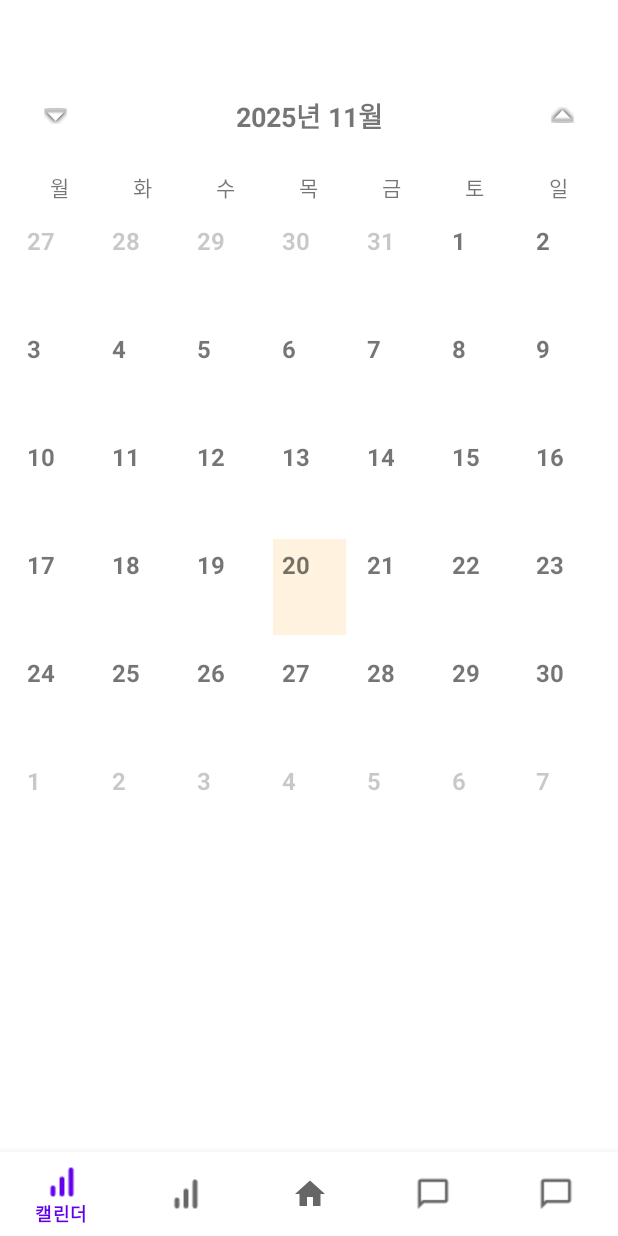
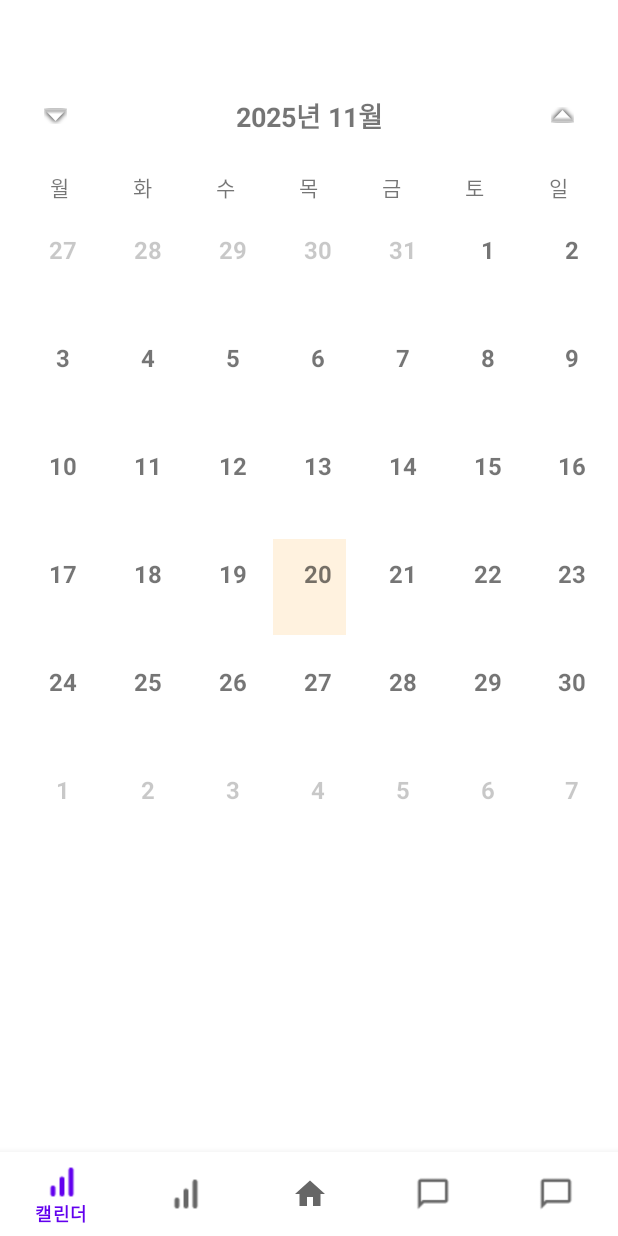
Before and after one commit to JL-KHANZ/2025_2_7_mobile_programming, an Android app: the CalendarFragment screen opened through its navigation route, on a phone screen of 412 x 824 dp. Run offline under Robolectric (Android 15) with nearby library versions, the light colour scheme and no system bars; our stand-ins replace navigation-ui.

```diff
--- a/app/src/main/java/com/example/mobile_programming_2025_2/ui/calendar/CalendarFragment.java
+++ b/app/src/main/java/com/example/mobile_programming_2025_2/ui/calendar/CalendarFragment.java
@@ -125,12 +125,13 @@ public class CalendarFragment extends Fragment {
                     c.get(Calendar.YEAR),
                     c.get(Calendar.MONTH),
                     c.get(Calendar.DAY_OF_MONTH),
-                    false
+                    false,
+                    null
             ));
         }
 
         for(int d = 1; d <= daysInMonth; d++) {
-            list.add(new DayCell(year, month, d, true));
+            list.add(new DayCell(year, month, d, true, null));
         }
 
         int totalCells = 42;
@@ -145,7 +146,8 @@ public class CalendarFragment extends Fragment {
                     c.get(Calendar.YEAR),
                     c.get(Calendar.MONTH),
                     c.get(Calendar.DAY_OF_MONTH),
-                    false
+                    false,
+                    null
             ));
         }
         return list;
@@ -156,12 +158,14 @@ public class CalendarFragment extends Fragment {
         int month;
         int day;
         boolean isCurrentMonth;
+        String emotion;
 
-        DayCell(int year, int month, int day, boolean isCurrentMonth) {
+        DayCell(int year, int month, int day, boolean isCurrentMonth, String emotion) {
             this.year = year;
             this.month = month;
             this.day = day;
             this.isCurrentMonth = isCurrentMonth;
+            this.emotion = emotion;
         }
     }
 
@@ -230,13 +234,8 @@ public class CalendarFragment extends Fragment {
                         listener.onDayClick(cell);
                     }
                 });
-
             }
         }
-
-
-
-
     }
 
     private void showDayDialog(DayCell cell) {
@@ -250,7 +249,6 @@ public class CalendarFragment extends Fragment {
                 .setTitle(dateStr).setMessage("감정 분석 내용").setPositiveButton("닫기", null).show();
     }
 
-
     @Override
     public void onDestroyView() {
         super.onDestroyView();
--- /dev/null
+++ b/app/src/main/res/drawable/emotion_dot.xml
@@ -0,0 +1,10 @@
+<?xml version="1.0" encoding="utf-8"?>
+<shape xmlns:android="http://schemas.android.com/apk/res/android"
+    android:shape="oval">
+
+    <size
+        android:width="8dp"
+        android:height="8dp" />
+
+    <solid android:color="#FFFFFF" />
+</shape>
--- a/app/src/main/res/layout/fragment_user.xml
+++ b/app/src/main/res/layout/fragment_user.xml
@@ -11,8 +11,9 @@
         android:layout_width="112dp"
         android:layout_height="112dp"
         android:layout_marginTop="80dp"
-        android:scaleType="centerCrop"
+        android:scaleType="centerInside"
         android:contentDescription="사용자 이미지"
+        android:adjustViewBounds="true"
         app:layout_constraintTop_toTopOf="parent"
         app:layout_constraintStart_toStartOf="parent"
         app:layout_constraintEnd_toEndOf="parent"/>
@@ -211,7 +212,7 @@
                 android:text="언어"
                 />
             <com.google.android.material.textfield.TextInputLayout
-                style="@style/Widget.Material3.TextInputLayout.FilledBox.ExposedDropdownMenu"
+                style="@style/Widget.MaterialComponents.TextInputLayout.FilledBox.ExposedDropdownMenu"
                 android:layout_width="wrap_content"
                 android:layout_height="wrap_content"
                 android:paddingStart="12dp"
@@ -221,6 +222,7 @@
                     android:id="@+id/setting_language"
                     android:layout_width="match_parent"
                     android:layout_height="wrap_content"
+                    android:minHeight="48dp"
                     android:text="한국어"
                     android:inputType="none"
                     android:focusable="true"
--- a/app/src/main/res/layout/item_day_cell.xml
+++ b/app/src/main/res/layout/item_day_cell.xml
@@ -5,6 +5,13 @@
     android:layout_width="match_parent"
     android:layout_height="64dp"
     android:layout_margin="4dp">
+
+    <LinearLayout
+        android:layout_width="match_parent"
+        android:layout_height="match_parent"
+        android:orientation="vertical"
+        android:gravity="center_horizontal"
+        android:paddingTop="6dp">
 
         <TextView
             android:id="@+id/text_day"
@@ -16,4 +23,15 @@
             android:textSize="16sp"
             android:textStyle="bold" />
 
+        <View
+            android:id="@+id/emotion_dot"
+            android:layout_width="8dp"
+            android:layout_height="8dp"
+            android:layout_marginTop="4dp"
+            android:visibility="gone"
+            android:background="@drawable/emotion_dot"/>
+
+    </LinearLayout>
+
+
 </FrameLayout>
```
Also changed, not shown: app/src/main/java/com/example/mobile_programming_2025_2/ui/user/UserFragment.java (+71 -0 lines), app/src/main/res/drawable/default_avatar.png (added), 1 other file. Lines whose indentation alone changed are shown as unchanged.
